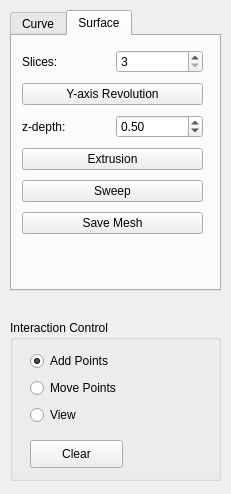
This is GeoModeling/Control.ui in Wulonghua/GeometricModeling as Qt 5 draws it before an edit. The edited form follows.
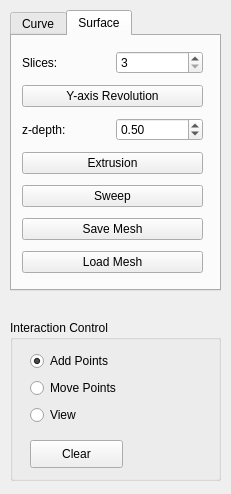
This is the edited form.

Commit message: add loadMesh button control

What changed in the file:
```diff
--- a/GeoModeling/Control.ui
+++ b/GeoModeling/Control.ui
@@ -235,7 +235,7 @@
        <x>10</x>
        <y>10</y>
        <width>181</width>
-       <height>197</height>
+       <height>232</height>
       </rect>
      </property>
      <layout class="QVBoxLayout" name="verticalLayout_3">
@@ -315,6 +315,13 @@
         </property>
        </widget>
       </item>
+      <item>
+       <widget class="QPushButton" name="pushButton_loadMesh">
+        <property name="text">
+         <string>Load Mesh</string>
+        </property>
+       </widget>
+      </item>
      </layout>
     </widget>
    </widget>
```
The commit also changes 3 other files.
